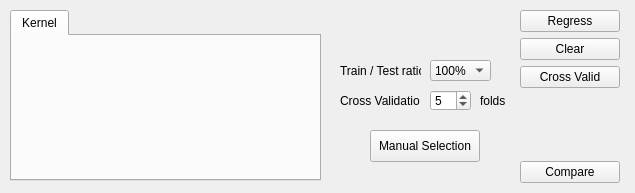
b4silio/MLDemos, file MLDemos/optsRegress.ui: the form before one commit.
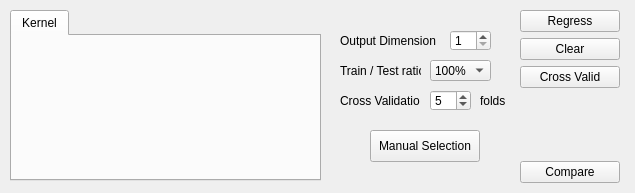
The form after the commit.

Commit message: - Added the possibility to select the dimension for regression output - Gotten regression to work on multi-dimensional data - Added the possibility to NOT have a class label in the CSV data import panel

```diff
--- a/MLDemos/optsRegress.ui
+++ b/MLDemos/optsRegress.ui
@@ -219,6 +219,58 @@
      <bool>true</bool>
     </property>
    </widget>
+   <widget class="QSpinBox" name="outputDimSpin">
+    <property name="enabled">
+     <bool>true</bool>
+    </property>
+    <property name="geometry">
+     <rect>
+      <x>120</x>
+      <y>20</y>
+      <width>41</width>
+      <height>21</height>
+     </rect>
+    </property>
+    <property name="font">
+     <font>
+      <pointsize>9</pointsize>
+     </font>
+    </property>
+    <property name="toolTip">
+     <string>&lt;!DOCTYPE HTML PUBLIC &quot;-//W3C//DTD HTML 4.0//EN&quot; &quot;http://www.w3.org/TR/REC-html40/strict.dtd&quot;&gt;
+&lt;html&gt;&lt;head&gt;&lt;meta name=&quot;qrichtext&quot; content=&quot;1&quot; /&gt;&lt;style type=&quot;text/css&quot;&gt;
+p, li { white-space: pre-wrap; }
+&lt;/style&gt;&lt;/head&gt;&lt;body style=&quot; font-family:'MS Shell Dlg 2'; font-size:8.25pt; font-weight:400; font-style:normal;&quot;&gt;
+&lt;p style=&quot; margin-top:0px; margin-bottom:0px; margin-left:0px; margin-right:0px; -qt-block-indent:0; text-indent:0px;&quot;&gt;&lt;span style=&quot; font-size:8pt;&quot;&gt;Number of cross-validation folds&lt;/span&gt;&lt;/p&gt;&lt;/body&gt;&lt;/html&gt;</string>
+    </property>
+    <property name="minimum">
+     <number>1</number>
+    </property>
+    <property name="maximum">
+     <number>2</number>
+    </property>
+    <property name="value">
+     <number>1</number>
+    </property>
+   </widget>
+   <widget class="QLabel" name="label_2">
+    <property name="geometry">
+     <rect>
+      <x>10</x>
+      <y>20</y>
+      <width>100</width>
+      <height>21</height>
+     </rect>
+    </property>
+    <property name="font">
+     <font>
+      <pointsize>9</pointsize>
+     </font>
+    </property>
+    <property name="text">
+     <string>Output Dimension</string>
+    </property>
+   </widget>
   </widget>
   <widget class="QLabel" name="label_13">
    <property name="enabled">
```
The commit also changes 29 other files.
